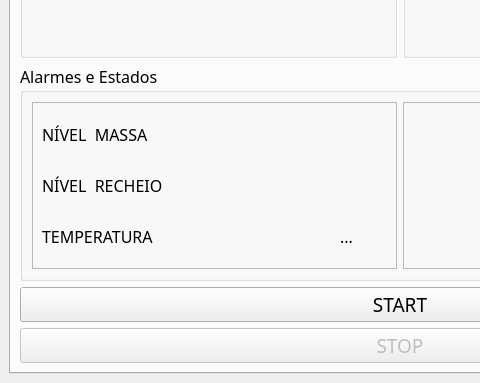
This is ui_files/MainWindow.ui in noliveira9822/cookie_maker as Qt 5 draws it before an edit; both pictures show x 0 to 480 and y 217 to 600 of the 800 by 600 pixel window. The edited form follows.
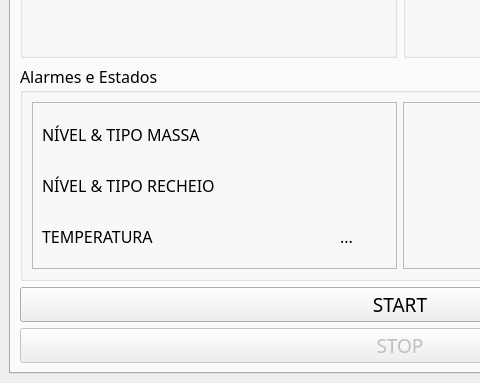
This is the edited form. The open tabs and pages were chosen to show the change. Icons and pictures are not drawn.

Commit message: changed ui to add tipos de massa e recheio changed code to read said tipos de massa e recheio also: codigo lê e mostra as manutenções

The edit to the form file:
```diff
--- a/ui_files/MainWindow.ui
+++ b/ui_files/MainWindow.ui
@@ -160,7 +160,7 @@
                   <item>
                    <widget class="QLabel" name="label_12">
                     <property name="text">
-                     <string>NÍVEL  MASSA</string>
+                     <string>NÍVEL &amp; TIPO MASSA </string>
                     </property>
                    </widget>
                   </item>
@@ -190,7 +190,7 @@
                   <item>
                    <widget class="QLabel" name="label_13">
                     <property name="text">
-                     <string>NÍVEL  RECHEIO</string>
+                     <string>NÍVEL &amp; TIPO RECHEIO</string>
                     </property>
                    </widget>
                   </item>
```
Left out of the diff: 39 changed lines with no effect on the pictures. Lines whose indentation alone changed are shown as unchanged. The commit also changes 1 other file.
